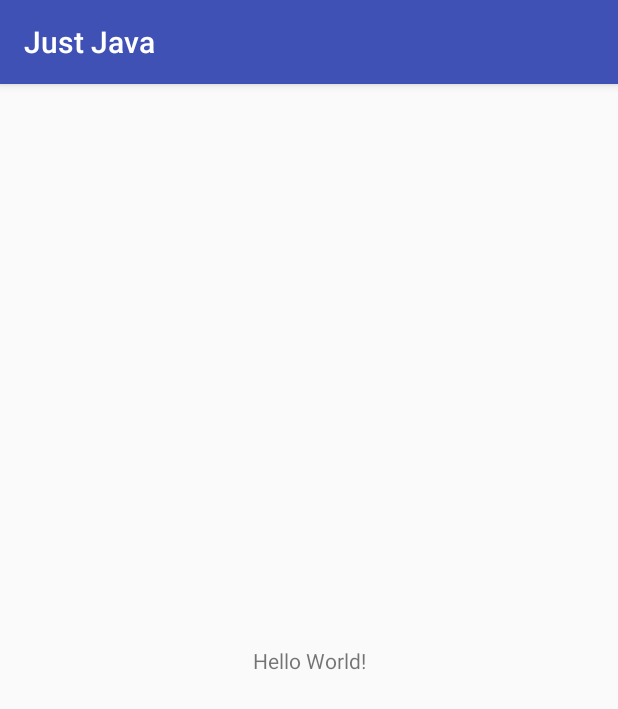
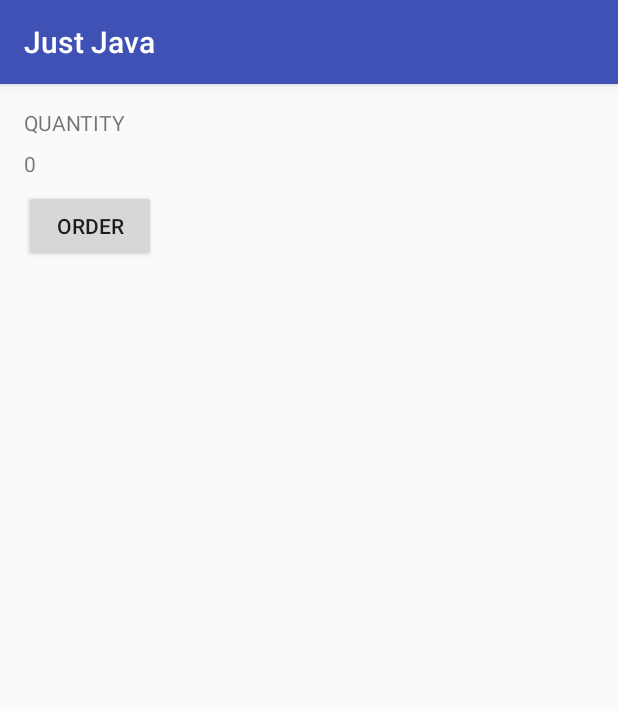
Before and after one commit to alexholoo/Just-Java, an Android app: the screen it shows after launch (MainActivity), on a phone screen of 412 x 824 dp. Shown: the top 709 px of the screen. Run offline under Robolectric (Android 15) with nearby library versions, the phone set to English and light mode, and no system bars.

Commit message:
added UI

```diff
--- a/app/src/main/res/layout/activity_main.xml
+++ b/app/src/main/res/layout/activity_main.xml
@@ -1,18 +1,34 @@
 <?xml version="1.0" encoding="utf-8"?>
-<android.support.constraint.ConstraintLayout xmlns:android="http://schemas.android.com/apk/res/android"
+<LinearLayout
+    xmlns:android="http://schemas.android.com/apk/res/android"
     xmlns:app="http://schemas.android.com/apk/res-auto"
     xmlns:tools="http://schemas.android.com/tools"
+    android:orientation="vertical"
     android:layout_width="match_parent"
     android:layout_height="match_parent"
+    android:layout_margin="16dp"
     tools:context="com.example.h94hu.justjava.MainActivity">
+
 
     <TextView
         android:layout_width="wrap_content"
         android:layout_height="wrap_content"
-        android:text="Hello World!"
-        app:layout_constraintBottom_toBottomOf="parent"
-        app:layout_constraintLeft_toLeftOf="parent"
-        app:layout_constraintRight_toRightOf="parent"
-        app:layout_constraintTop_toTopOf="parent" />
+        android:text="Quantity"
+        android:layout_marginBottom="8dp"
+        android:textAllCaps="true" />
 
-</android.support.constraint.ConstraintLayout>
+    <TextView
+        android:id="@+id/quantity"
+        android:layout_width="wrap_content"
+        android:layout_height="wrap_content"
+        android:layout_marginBottom="8dp"
+        android:text="0" />
+
+    <Button
+        android:id="@+id/orderBtn"
+        android:layout_width="wrap_content"
+        android:layout_height="wrap_content"
+        android:layout_marginBottom="8dp"
+        android:text="Order" />
+
+</LinearLayout>
```
